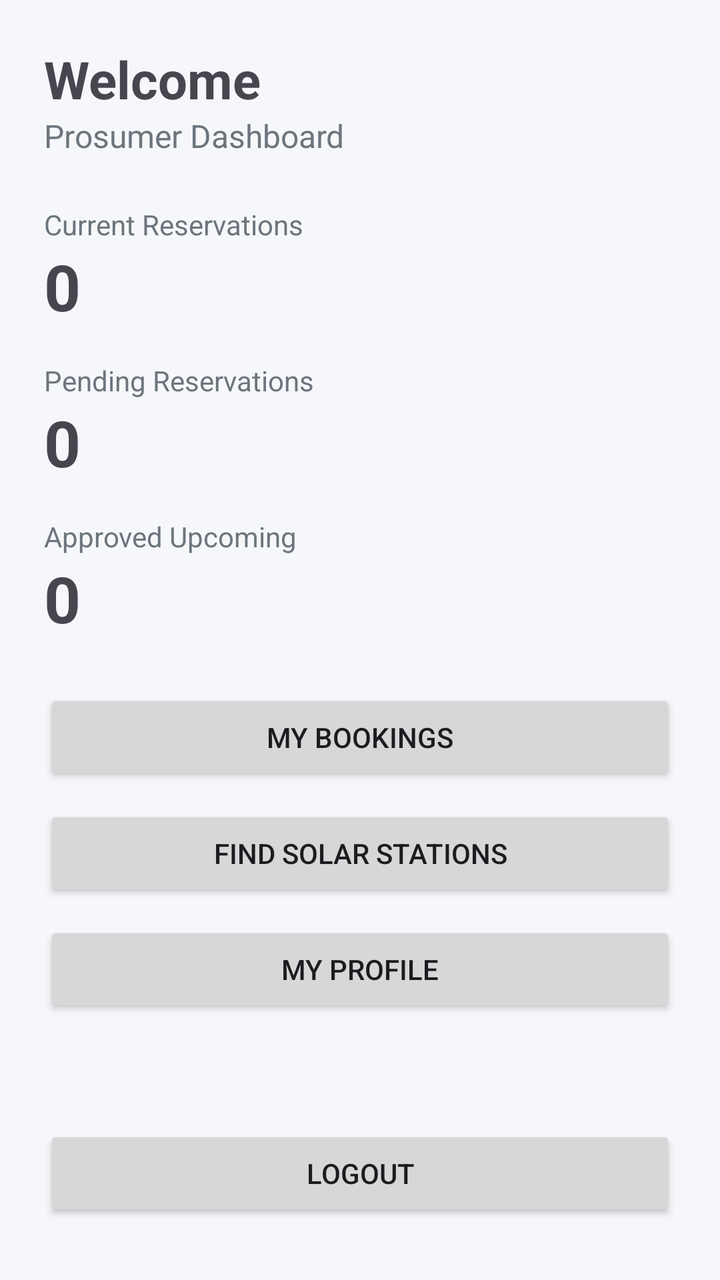
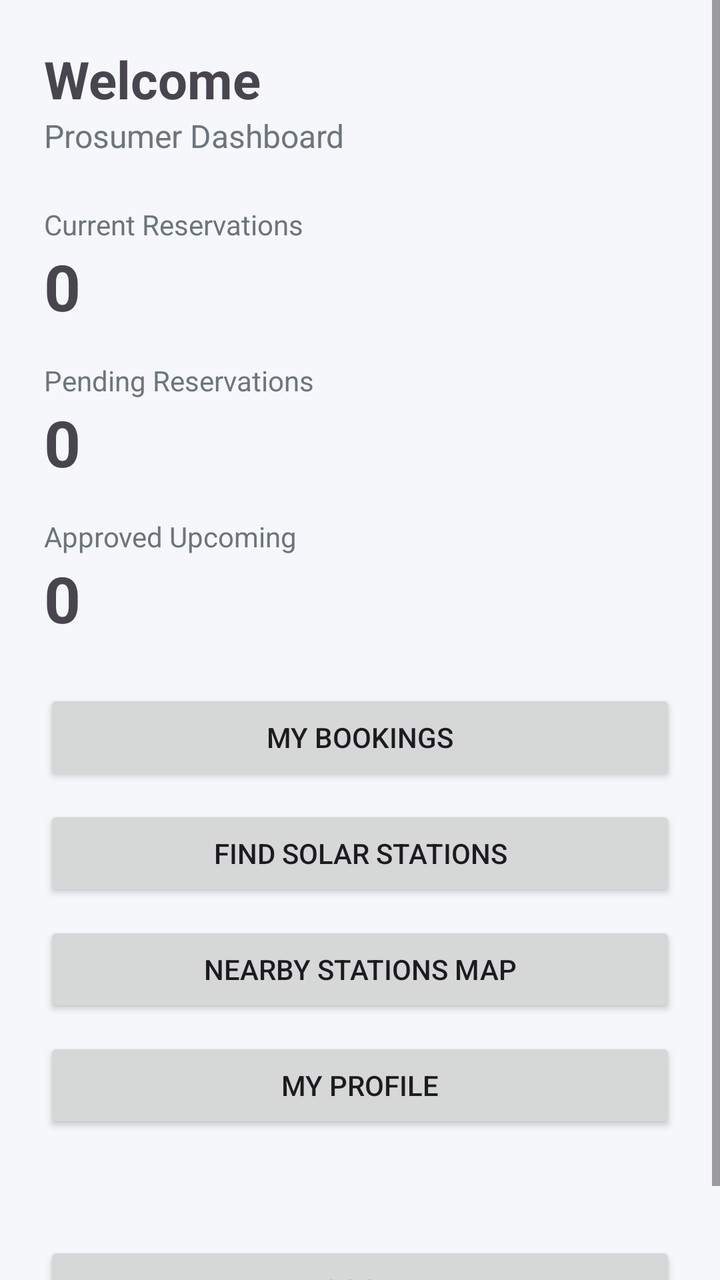

The first picture is an Android layout as it rendered before a commit; the second is the same layout after the commit. The layout source and the unified diff follow.
<!-- AndroidManifest.xml: application theme Theme.SmartSolarMobile -->
<!-- res/layout/activity_prosumer_dashboard.xml -->
<?xml version="1.0" encoding="utf-8"?>
<ScrollView
    xmlns:android="http://schemas.android.com/apk/res/android"
    android:layout_width="match_parent"
    android:layout_height="match_parent"
    android:background="#F5F7FA">

    <LinearLayout
        android:layout_width="match_parent"
        android:layout_height="wrap_content"
        android:orientation="vertical"
        android:padding="22dp">

        <TextView
            android:id="@+id/textWelcome"
            android:layout_width="match_parent"
            android:layout_height="wrap_content"
            android:text="Welcome"
            android:textSize="26sp"
            android:textStyle="bold" />

        <TextView
            android:layout_width="match_parent"
            android:layout_height="wrap_content"
            android:text="Prosumer Dashboard"
            android:textColor="#6C757D"
            android:textSize="16sp"
            android:layout_marginBottom="24dp" />

        <TextView
            android:layout_width="match_parent"
            android:layout_height="wrap_content"
            android:text="Current Reservations"
            android:textColor="#6C757D" />

        <TextView
            android:id="@+id/textCurrentCount"
            android:layout_width="match_parent"
            android:layout_height="wrap_content"
            android:text="0"
            android:textSize="32sp"
            android:textStyle="bold"
            android:layout_marginBottom="16dp" />

        <TextView
            android:layout_width="match_parent"
            android:layout_height="wrap_content"
            android:text="Pending Reservations"
            android:textColor="#6C757D" />

        <TextView
            android:id="@+id/textPendingCount"
            android:layout_width="match_parent"
            android:layout_height="wrap_content"
            android:text="0"
            android:textSize="32sp"
            android:textStyle="bold"
            android:layout_marginBottom="16dp" />

        <TextView
            android:layout_width="match_parent"
            android:layout_height="wrap_content"
            android:text="Approved Upcoming"
            android:textColor="#6C757D" />

        <TextView
            android:id="@+id/textApprovedCount"
            android:layout_width="match_parent"
            android:layout_height="wrap_content"
            android:text="0"
            android:textSize="32sp"
            android:textStyle="bold"
            android:layout_marginBottom="24dp" />

        <Button
            android:id="@+id/buttonBookings"
            android:layout_width="match_parent"
            android:layout_height="wrap_content"
            android:text="My Bookings"
            android:layout_marginBottom="10dp" />

        <Button
            android:id="@+id/buttonStations"
            android:layout_width="match_parent"
            android:layout_height="wrap_content"
            android:text="Find Solar Stations"
            android:layout_marginBottom="10dp" />

        <Button
            android:id="@+id/buttonProfile"
            android:layout_width="match_parent"
            android:layout_height="wrap_content"
            android:text="My Profile"
            android:layout_marginBottom="20dp" />

        <ProgressBar
            android:id="@+id/progressDashboard"
            android:layout_width="wrap_content"
            android:layout_height="wrap_content"
            android:layout_gravity="center"
            android:visibility="gone"
            android:layout_marginBottom="15dp" />

        <TextView
            android:id="@+id/textDashboardError"
            android:layout_width="match_parent"
            android:layout_height="wrap_content"
            android:textColor="#B00020"
            android:gravity="center"
            android:layout_marginBottom="15dp" />

        <Button
            android:id="@+id/buttonLogout"
            android:layout_width="match_parent"
            android:layout_height="wrap_content"
            android:text="Logout" />

    </LinearLayout>

</ScrollView>
<!-- resources referenced by this layout -->
<resources>
  <style name="Theme.SmartSolarMobile" parent="Base.Theme.SmartSolarMobile" />
  <style name="Base.Theme.SmartSolarMobile" parent="Theme.Material3.DayNight.NoActionBar">
          
          
      </style>
</resources>

<!-- the commit's change to res/layout/activity_prosumer_dashboard.xml (unified diff, before → after) -->
@@ -87,6 +87,13 @@
             android:layout_marginBottom="10dp" />
 
         <Button
+            android:id="@+id/buttonNearbyMap"
+            android:layout_width="match_parent"
+            android:layout_height="wrap_content"
+            android:text="Nearby Stations Map"
+            android:layout_marginBottom="10dp" />
+
+        <Button
             android:id="@+id/buttonProfile"
             android:layout_width="match_parent"
             android:layout_height="wrap_content"
